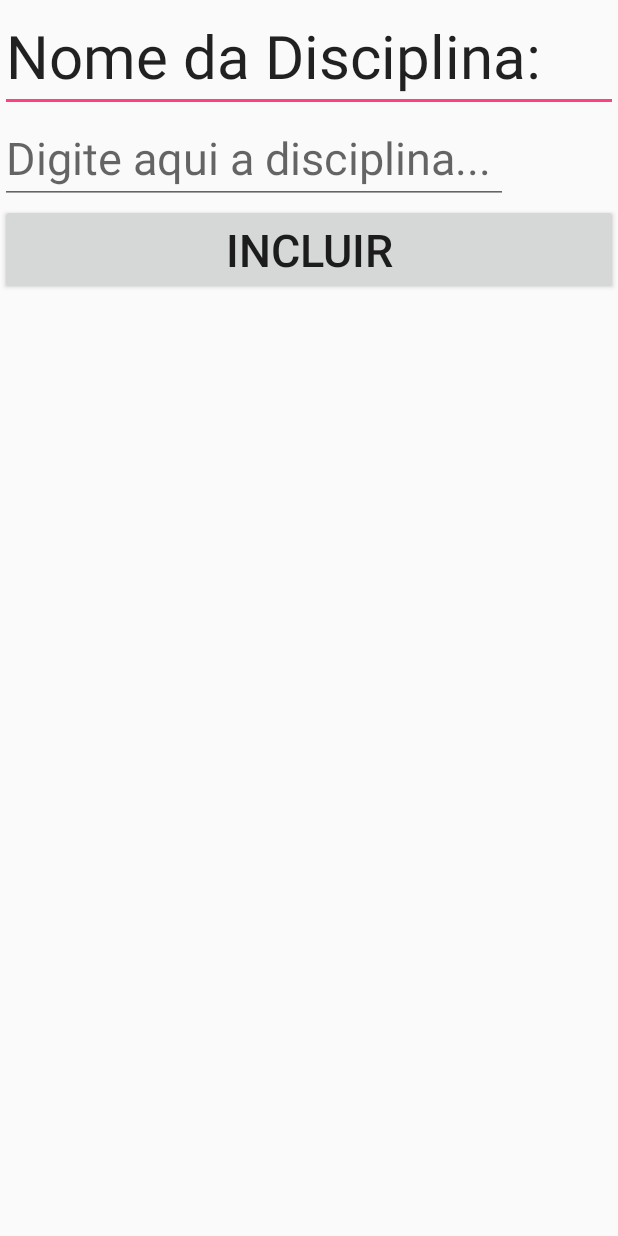
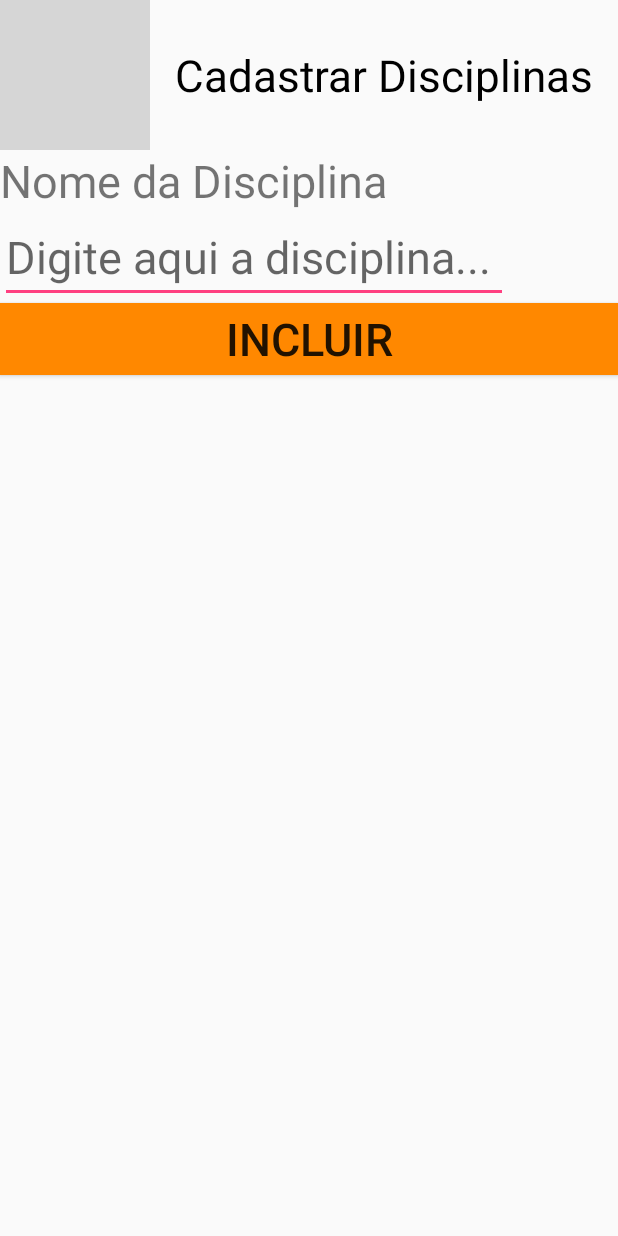
Before and after one commit to orodrigomarques/myGrade, an Android app: the layout activity_cadastrar.xml on its own in the app's theme, with its tools: preview values and no code run, on a phone screen of 412 x 824 dp. Run offline under Robolectric (Android 15) with nearby library versions, the phone set to English and light mode, and no system bars; grey boxes are pictures that could not be loaded.

Commit message:
update layout cadastrar

```diff
--- a/app/src/main/res/layout/activity_cadastrar.xml
+++ b/app/src/main/res/layout/activity_cadastrar.xml
@@ -2,21 +2,41 @@
 <LinearLayout xmlns:android="http://schemas.android.com/apk/res/android"
     android:orientation="vertical" android:layout_width="match_parent"
     android:layout_height="match_parent">
-    <EditText
+    <LinearLayout
+        android:layout_width="match_parent"
+        android:layout_height="wrap_content">
+        <ImageView
+            android:layout_width="100sp"
+            android:layout_height="100sp"
+            android:src="@drawable/icon_app"/>
+        <TextView
+            android:layout_width="match_parent"
+            android:layout_height="match_parent"
+            android:text="Cadastrar Disciplinas"
+            android:gravity="center"
+            android:textSize="29sp"
+            android:textColor="@android:color/black" />
+    </LinearLayout>
+    <TextView
         android:layout_width="match_parent"
         android:layout_height="wrap_content"
-        android:text="Nome da Disciplina:"
-        android:textSize="40dp"/>
+        android:text="Nome da Disciplina"
+        android:textSize="30sp"/>
     <EditText
         android:layout_width="wrap_content"
         android:layout_height="wrap_content"
         android:id="@+id/etIncluirDisciplina"
         android:hint="Digite aqui a disciplina... "
-        android:textSize="30dp"/>
+        android:textSize="30sp"/>
     <Button
         android:layout_width="match_parent"
         android:layout_height="wrap_content"
         android:id="@+id/btIncluirDisplina"
         android:text="Incluir"
-        android:textSize="30dp"/>
+        android:textSize="30dp"
+        android:onClick="salvar"
+        android:background="@android:color/holo_orange_dark"
+        />
+
+
 </LinearLayout>
```
